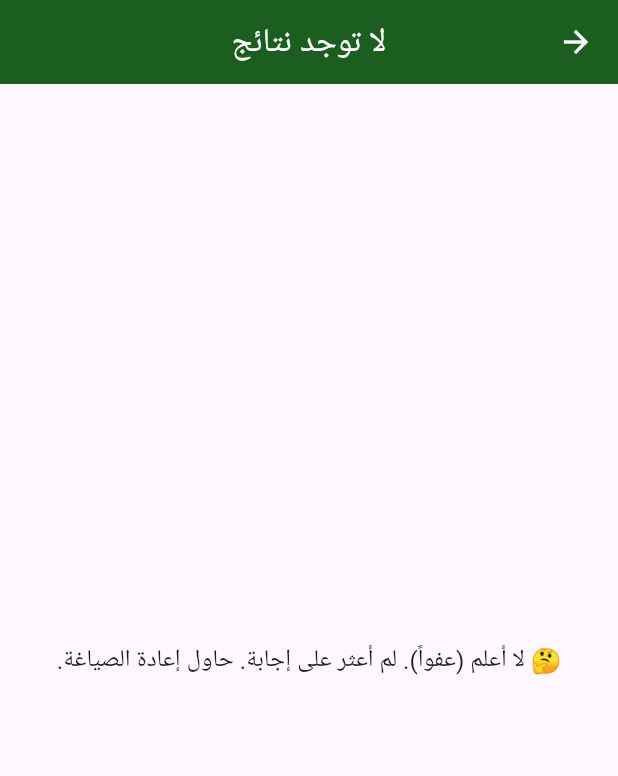
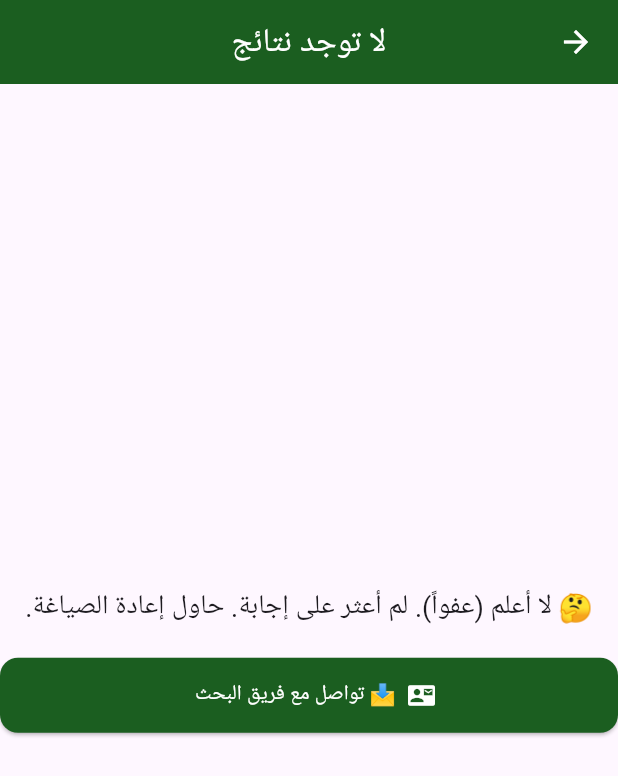
Before and after one commit to SmartFiqh/smart-islamic-opinions, a Flutter app: the ResultScreen screen opened directly, on a phone screen of 412 x 824 dp. Shown: the top 776 px of the screen. Run offline on Flutter 3.47's test engine with Material 3 defaults, Android fonts, the phone set to English and light mode, and no system bars; Roboto replaces fonts that are missing (Cairo).

Commit message:
Enhance no results screen with contact button
Updated the UI for the no results state to include a button for contacting the research team.

```diff
--- a/lib/screens/result_screen.dart
+++ b/lib/screens/result_screen.dart
@@ -31,9 +31,29 @@ class _ResultScreenState extends State<ResultScreen> {
       return Scaffold(
         appBar: AppBar(title: Text(isRtl ? 'لا توجد نتائج' : 'No Results')),
         body: Center(
-          child: Text(isRtl
-              ? '🤔 لا أعلم (عفواً). لم أعثر على إجابة. حاول إعادة الصياغة.'
-              : '🤔 I don\'t know. I couldn\'t find an answer.'),
+          child: Column(
+            mainAxisAlignment: MainAxisAlignment.center,
+            children: [
+              Text(
+                isRtl
+                    ? '🤔 لا أعلم (عفواً). لم أعثر على إجابة. حاول إعادة الصياغة.'
+                    : '🤔 I don\'t know. I couldn\'t find an answer.',
+                style: const TextStyle(fontSize: 18),
+                textAlign: TextAlign.center,
+              ),
+              const SizedBox(height: 20),
+              ElevatedButton.icon(
+                onPressed: () {
+                  Navigator.push(
+                    context,
+                    MaterialPageRoute(builder: (_) => const ContactScreen()),
+                  );
+                },
+                icon: const Icon(Icons.contact_mail),
+                label: Text(isRtl ? '📩 تواصل مع فريق البحث' : '📩 Contact Research Team'),
+              ),
+            ],
+          ),
         ),
       );
     }
```
